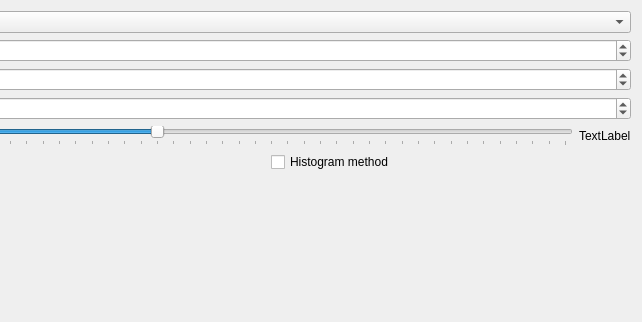
First picture: the form in mainwindow.ui, repository pbanaszkiewicz/julia-fractals, before the edit; both pictures show x 277 to 919 and y 0 to 322 of the 919 by 720 pixel window.
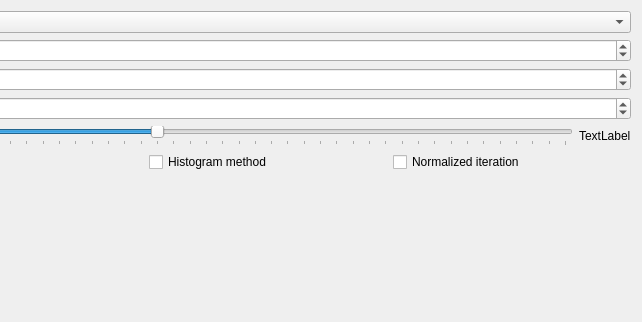
Second picture: the form after the edit.

Commit message: I don't remember what I changed, so...

```diff
--- a/mainwindow.ui
+++ b/mainwindow.ui
@@ -195,6 +195,13 @@
           </property>
          </widget>
         </item>
+        <item>
+         <widget class="QCheckBox" name="cbNormalized">
+          <property name="text">
+           <string>Normalized iteration</string>
+          </property>
+         </widget>
+        </item>
        </layout>
       </item>
      </layout>
```
Left out of the diff: 10 changed lines with no effect on the pictures. The commit also changes 2 other files.
